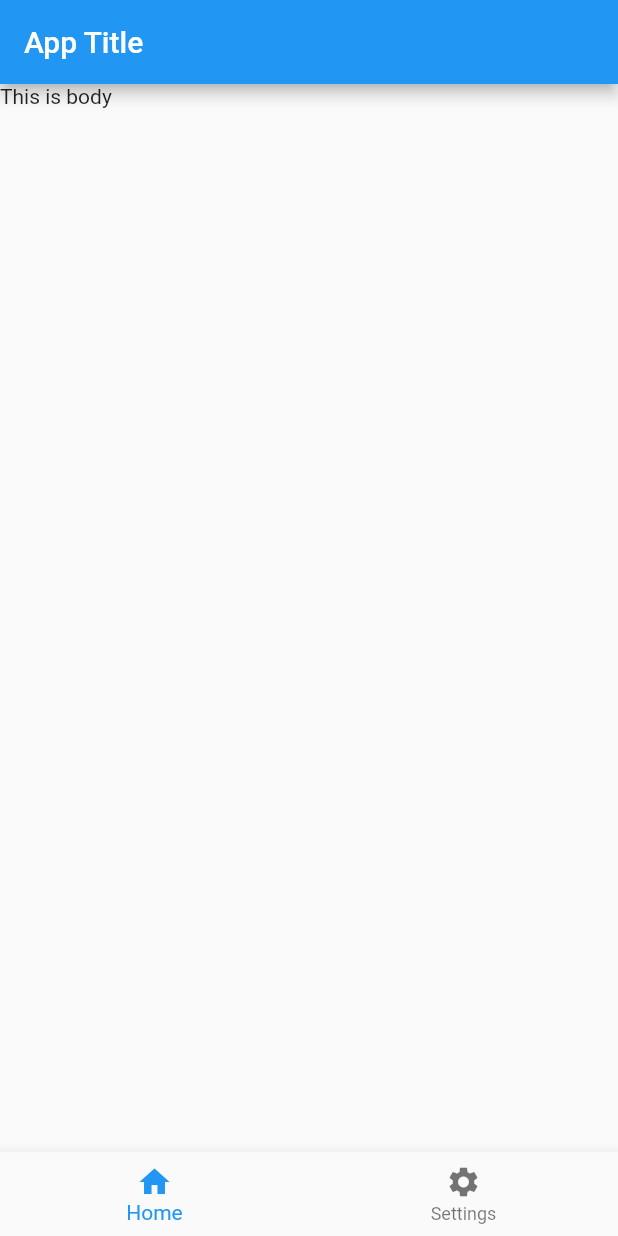
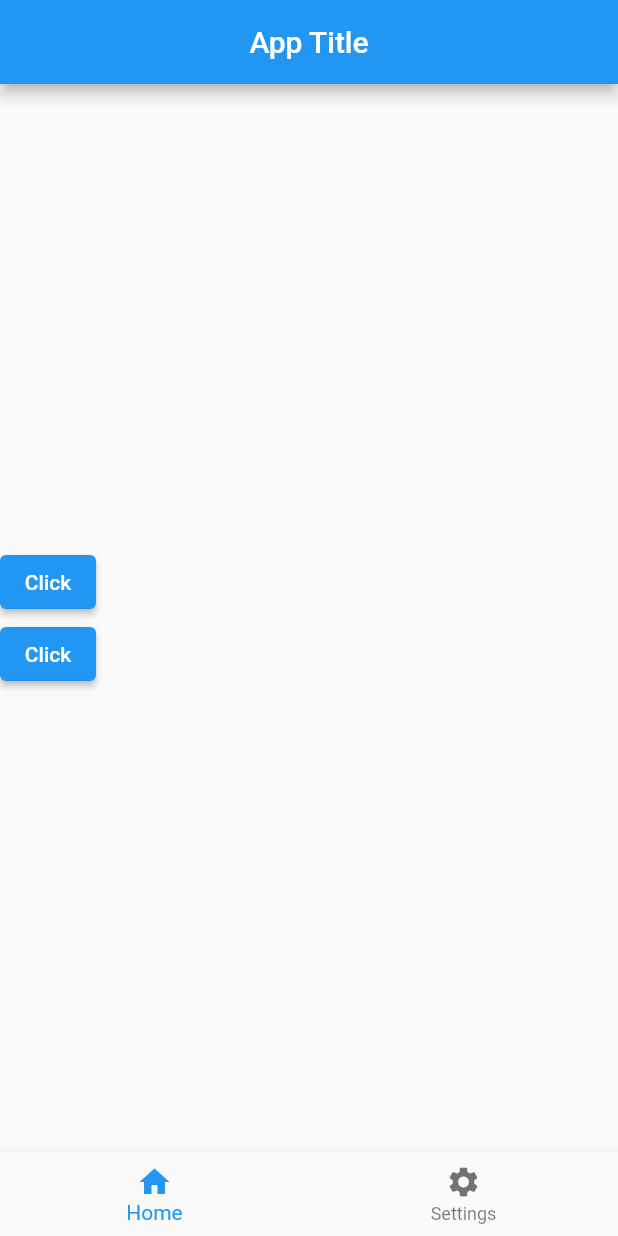
Before and after one commit to SanjukumarPukale/FlutterProjects, a Flutter app: the screen it shows after launch, on a phone screen of 412 x 824 dp. Run offline on Flutter 3.47's test engine with Material 2 defaults, Android fonts, the light colour scheme and no system bars.

Commit message:
Column implementation

```diff
--- a/flutter_app_testing/lib/main.dart
+++ b/flutter_app_testing/lib/main.dart
@@ -1,33 +1,69 @@
 import 'package:flutter/material.dart';
 
 void main() {
-  runApp(const MyApp());
+  runApp(MyApp());
 }
 
-class MyApp extends StatelessWidget {
-  const MyApp({ Key? key }) : super(key: key);
+class MyApp extends StatefulWidget {
+  MyApp({Key? key}) : super(key: key);
 
+  @override
+  State<MyApp> createState() => _MyAppState();
+}
+
+class _MyAppState extends State<MyApp> {
+  String buttonName='Click';
+  int currentIndex = 0;
   @override
   Widget build(BuildContext context) {
     return MaterialApp(
-      debugShowCheckedModeBanner: false,               //MaterialApp is widget   //home is argument
-      home: Scaffold(
+      //MaterialApp is widget   //home is argument  //Scaffold is widget
+      debugShowCheckedModeBanner:
+          false, //this argument remove debug written in the app shown upword right
+      home: Scaffold(      // scaffold and Material are like skeleton of app
         appBar: AppBar(
-          title: const Text('App Title'),
+          title:const Center(
+            child:Text('App Title')),
         ),
-        body: const Text('This is body'),
-        bottomNavigationBar: BottomNavigationBar(
-          items: const [
-            BottomNavigationBarItem(
-              label: 'Home',
-              icon: Icon(Icons.home)
+
+        body: Center(
+          child: SizedBox(
+            width: double.infinity,
+            child: Column(
+              mainAxisAlignment: MainAxisAlignment.center,       // vertical shift
+              crossAxisAlignment: CrossAxisAlignment.start,     // horizantal shift
+              children: [
+                ElevatedButton(
+                  onPressed: () {
+                    setState(() {
+                      buttonName = 'Clicked';     // when clicked on the button the state will be change from click to clicked, to do this we have to use stateful widget, setState()
+                    });},
+                    child: Text(buttonName)),
+
+                    ElevatedButton(
+                  onPressed: () {
+                    setState(() {
+                      buttonName = 'Clicked';     // when clicked on the button the state will be change from click to clicked, to do this we have to use stateful widget, setState()
+                    });},
+                    child: Text(buttonName)),
+
+              ],
             ),
-            BottomNavigationBarItem(
-              label: 'Settings',
-              icon: Icon(Icons.settings)
-            )
-          ]),
-      ),                   // scaffold and Material are like skeleton of app
+          ),
+          ),
+
+        bottomNavigationBar: BottomNavigationBar(items: const [
+          BottomNavigationBarItem(label: 'Home', icon: Icon(Icons.home)),
+          BottomNavigationBarItem(label: 'Settings', icon: Icon(Icons.settings))
+        ],
+        currentIndex: currentIndex,
+        onTap: (int index){
+          setState(() {
+            currentIndex = index;
+          });
+        },
+        ),
+      ),
     );
   }
 }
```
Also changed, not shown: 1 other file.
